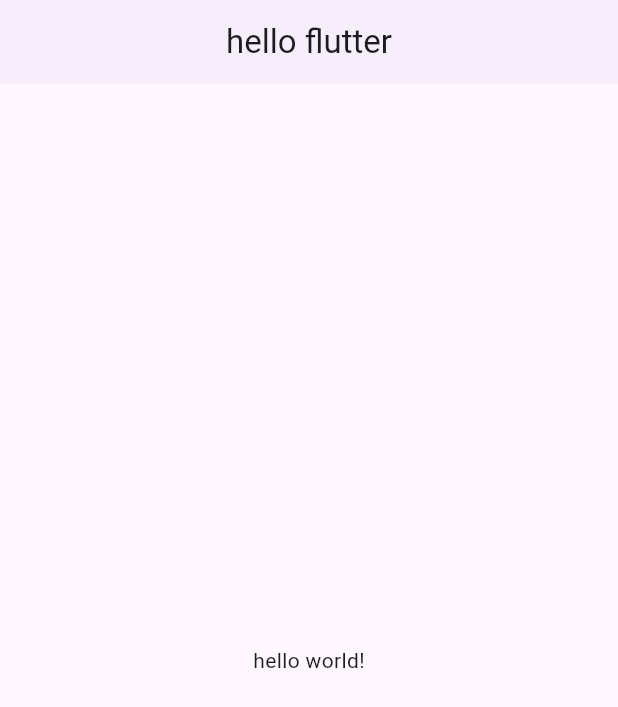
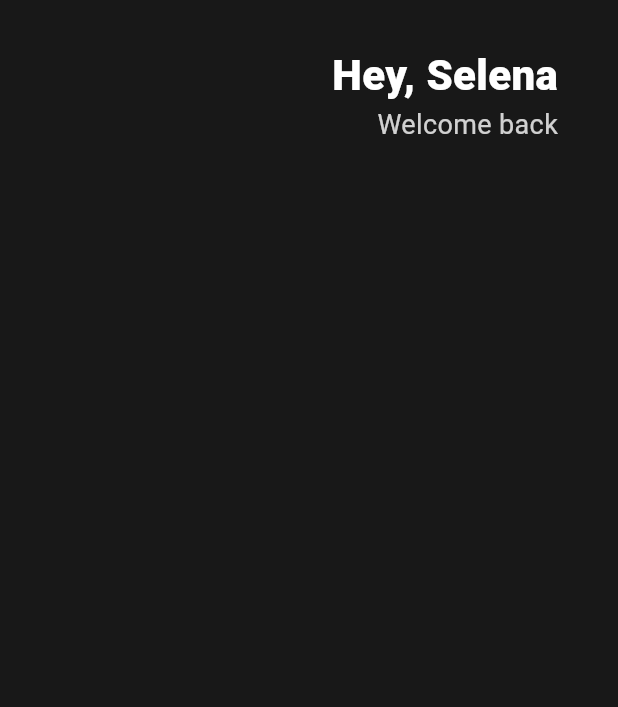
Before and after one commit to soonhong99/flutterPractice, a Flutter app: the screen it shows after launch, on a phone screen of 412 x 824 dp. Shown: the top 707 px of the screen. Run offline on Flutter 3.47's test engine with Material 3 defaults, Android fonts, the phone set to English and light mode, and no system bars.

Commit message:
feat: column, heading

```diff
--- a/lib/main.dart
+++ b/lib/main.dart
@@ -12,12 +12,43 @@ class App extends StatelessWidget {
       // 사람들이 우리 앱의 home(widget)에 갔을 때 무엇을 보여줘야 할까?
       // class name constructor
       home: Scaffold(
-        appBar: AppBar(
-          elevation: 1,
-          centerTitle: true,
-          title: Text('hello flutter'),),
-        body: Center(
-          child: Text('hello world!'),
+        backgroundColor: Color(0xFF181818),
+        body: Padding(
+          padding: EdgeInsets.symmetric(horizontal:
+          40),
+          child: Column(
+            children: [
+              SizedBox(
+                height: 30.0,
+              ),
+              Row(
+                mainAxisAlignment: MainAxisAlignment.
+                end,
+                children: [
+                  Column(
+                    crossAxisAlignment:
+                    CrossAxisAlignment.end,
+                    children: [
+                      Text('Hey, Selena',
+                        style: TextStyle(
+                          color: Colors.white,
+                          fontSize: 28,
+                          fontWeight: FontWeight.w800,
+                        ),
+                      ),
+                      Text('Welcome back',
+                        style: TextStyle(
+                          color: Colors.white.
+                          withOpacity(0.8),
+                          fontSize: 18,
+                        ),
+                      ),
+                    ],
+                  ),
+                ],
+              )
+            ],
+          ),
         ),
       ),
     );
```
